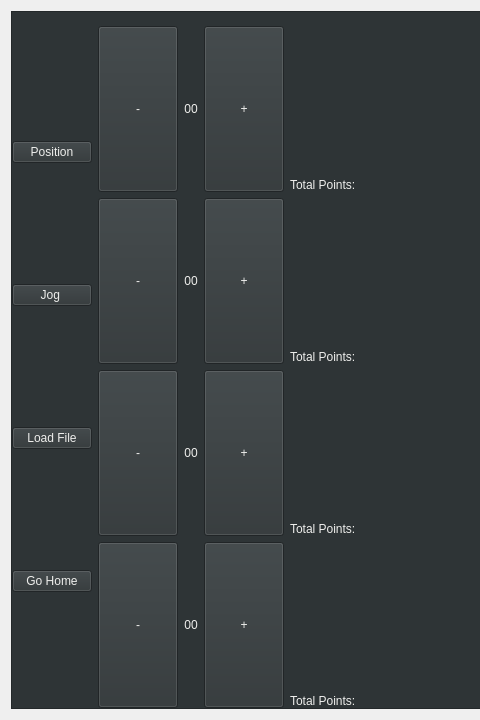
Above: mainwindow.ui from FUMRobotics/FUMDelta before the change; both pictures show x 0 to 480 and y 0 to 720 of the 1280 by 720 pixel window. Below: the same form after it.
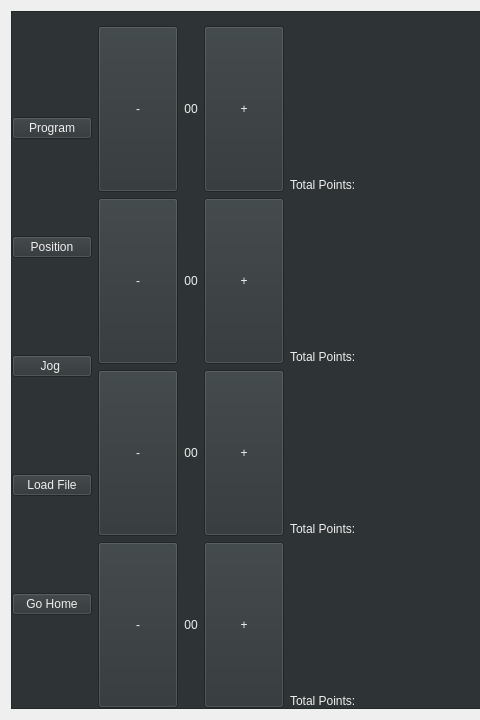
That is the form after the change. Custom widgets are drawn as their Qt base class.

Diff of the .ui file:
```diff
--- a/mainwindow.ui
+++ b/mainwindow.ui
@@ -10,6 +10,12 @@
     <height>720</height>
    </rect>
   </property>
+  <property name="sizePolicy">
+   <sizepolicy hsizetype="Fixed" vsizetype="Preferred">
+    <horstretch>0</horstretch>
+    <verstretch>0</verstretch>
+   </sizepolicy>
+  </property>
   <property name="windowTitle">
    <string>MainWindow</string>
   </property>
@@ -60,6 +66,28 @@
           <layout class="QHBoxLayout" name="horizontalLayout">
            <item>
             <layout class="QVBoxLayout" name="verticalLayout_5">
+             <item>
+              <widget class="QPushButton" name="btn_program">
+               <property name="sizePolicy">
+                <sizepolicy hsizetype="Fixed" vsizetype="Fixed">
+                 <horstretch>0</horstretch>
+                 <verstretch>0</verstretch>
+                </sizepolicy>
+               </property>
+               <property name="maximumSize">
+                <size>
+                 <width>16777215</width>
+                 <height>16777215</height>
+                </size>
+               </property>
+               <property name="styleSheet">
+                <string notr="true">color:rgb(238, 238, 236)</string>
+               </property>
+               <property name="text">
+                <string>Program</string>
+               </property>
+              </widget>
+             </item>
              <item>
               <widget class="QPushButton" name="btn_positionControl">
                <property name="sizePolicy">
@@ -100,6 +128,9 @@
              </item>
              <item>
               <widget class="QPushButton" name="btn_loadTrajectory">
+               <property name="enabled">
+                <bool>true</bool>
+               </property>
                <property name="sizePolicy">
                 <sizepolicy hsizetype="Fixed" vsizetype="Fixed">
                  <horstretch>0</horstretch>
```
